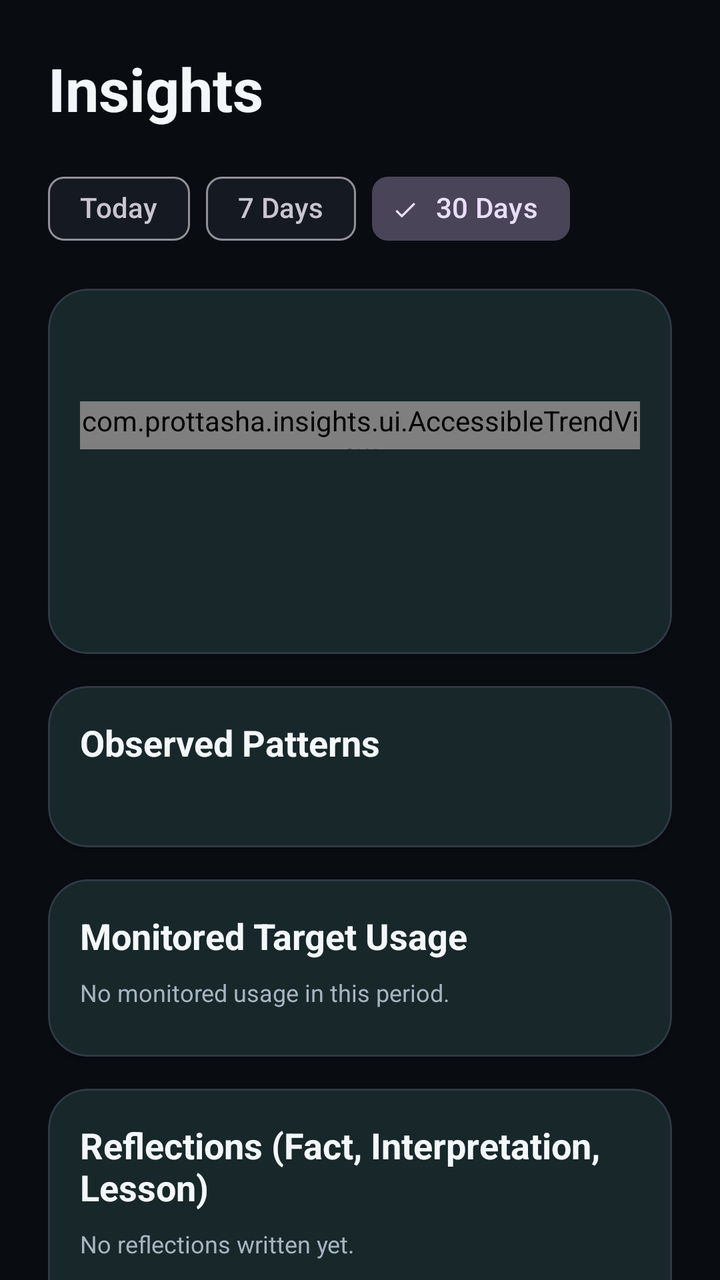
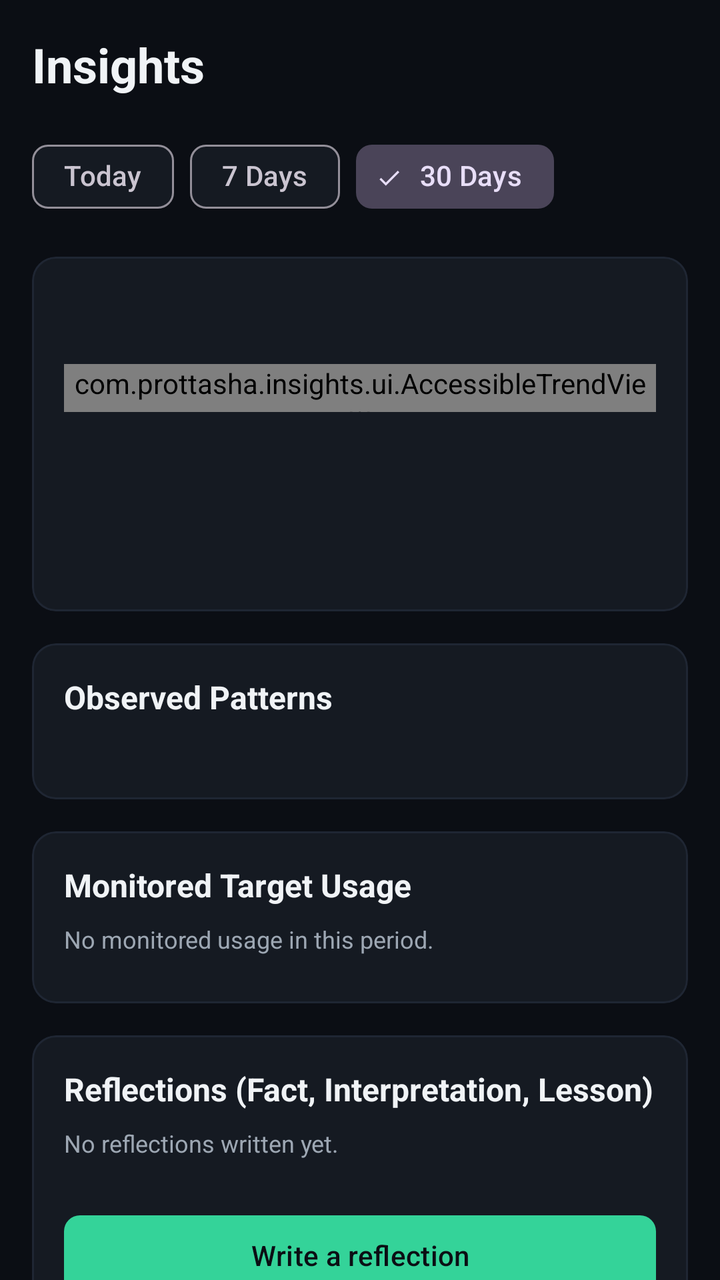

Two renders of the same Android screen: before a commit and after it. Below are the layout's source before the change and the commit's diff.
<!-- AndroidManifest.xml: application theme Theme.Prottasha -->
<!-- res/layout/fragment_insights.xml -->
<?xml version="1.0" encoding="utf-8"?>
<androidx.core.widget.NestedScrollView xmlns:android="http://schemas.android.com/apk/res/android"
    xmlns:app="http://schemas.android.com/apk/res-auto"
    android:id="@+id/insights_scroll"
    android:layout_width="match_parent"
    android:layout_height="match_parent"
    android:background="@color/color_background">

    <LinearLayout
        android:layout_width="match_parent"
        android:layout_height="wrap_content"
        android:orientation="vertical"
        android:padding="@dimen/spacing_large">

        
        <TextView
            android:layout_width="match_parent"
            android:layout_height="wrap_content"
            android:text="@string/insights_title"
            android:textColor="@color/color_text_primary"
            android:textSize="@dimen/text_display"
            android:textStyle="bold" />

        <com.google.android.material.chip.ChipGroup
            android:id="@+id/insights_range_group"
            android:layout_width="match_parent"
            android:layout_height="wrap_content"
            android:layout_marginTop="@dimen/spacing_medium"
            app:selectionRequired="true"
            app:singleSelection="true">

            <com.google.android.material.chip.Chip
                android:id="@+id/chip_today"
                style="@style/Widget.Material3.Chip.Filter"
                android:layout_width="wrap_content"
                android:layout_height="wrap_content"
                android:text="Today" />

            <com.google.android.material.chip.Chip
                android:id="@+id/chip_week"
                style="@style/Widget.Material3.Chip.Filter"
                android:layout_width="wrap_content"
                android:layout_height="wrap_content"
                android:text="7 Days" />

            <com.google.android.material.chip.Chip
                android:id="@+id/chip_month"
                style="@style/Widget.Material3.Chip.Filter"
                android:layout_width="wrap_content"
                android:layout_height="wrap_content"
                android:checked="true"
                android:text="30 Days" />
        </com.google.android.material.chip.ChipGroup>

        
        <com.google.android.material.card.MaterialCardView
            style="@style/Widget.Prottasha.Card"
            android:layout_width="match_parent"
            android:layout_height="wrap_content"
            android:layout_marginTop="@dimen/spacing_medium">

            <LinearLayout
                android:layout_width="match_parent"
                android:layout_height="wrap_content"
                android:orientation="vertical"
                android:padding="@dimen/spacing_medium">

                <TextView
                    android:id="@+id/insights_summary"
                    android:layout_width="match_parent"
                    android:layout_height="wrap_content"
                    android:textColor="@color/color_text_primary"
                    android:textSize="@dimen/text_title"
                    android:textStyle="bold" />

                <com.prottasha.insights.ui.AccessibleTrendView
                    android:id="@+id/insights_trend"
                    android:layout_width="match_parent"
                    android:layout_height="24dp"
                    android:layout_marginTop="@dimen/spacing_medium" />

                <TextView
                    android:id="@+id/insights_sample"
                    android:layout_width="match_parent"
                    android:layout_height="wrap_content"
                    android:layout_marginTop="@dimen/spacing_small"
                    android:textColor="@color/color_text_secondary"
                    android:textSize="@dimen/text_caption" />

                
                <TextView
                    android:id="@+id/insights_text_breakdown"
                    android:layout_width="match_parent"
                    android:layout_height="wrap_content"
                    android:layout_marginTop="@dimen/spacing_medium"
                    android:lineSpacingExtra="4dp"
                    android:textColor="@color/color_text_secondary"
                    android:textSize="@dimen/text_caption" />

                
                <TextView
                    android:id="@+id/insights_usage_overview"
                    android:layout_width="match_parent"
                    android:layout_height="wrap_content"
                    android:layout_marginTop="@dimen/spacing_small"
                    android:textColor="@color/color_text_primary"
                    android:textSize="@dimen/text_body" />

            </LinearLayout>
        </com.google.android.material.card.MaterialCardView>

        
        <com.google.android.material.card.MaterialCardView
            android:id="@+id/insights_patterns_card"
            style="@style/Widget.Prottasha.Card"
            android:layout_width="match_parent"
            android:layout_height="wrap_content"
            android:layout_marginTop="@dimen/spacing_medium">

            <LinearLayout
                android:layout_width="match_parent"
                android:layout_height="wrap_content"
                android:orientation="vertical"
                android:padding="@dimen/spacing_medium">

                <TextView
                    android:layout_width="wrap_content"
                    android:layout_height="wrap_content"
                    android:text="Observed Patterns"
                    android:textColor="@color/color_text_primary"
                    android:textSize="@dimen/text_title"
                    android:textStyle="bold" />

                <TextView
                    android:id="@+id/insights_pattern_text"
                    android:layout_width="match_parent"
                    android:layout_height="wrap_content"
                    android:layout_marginTop="@dimen/spacing_small"
                    android:textColor="@color/color_text_secondary"
                    android:textSize="@dimen/text_caption" />

            </LinearLayout>
        </com.google.android.material.card.MaterialCardView>

        
        <com.google.android.material.card.MaterialCardView
            style="@style/Widget.Prottasha.Card"
            android:layout_width="match_parent"
            android:layout_height="wrap_content"
            android:layout_marginTop="@dimen/spacing_medium">

            <LinearLayout
                android:layout_width="match_parent"
                android:layout_height="wrap_content"
                android:orientation="vertical"
                android:padding="@dimen/spacing_medium">

                <TextView
                    android:layout_width="wrap_content"
                    android:layout_height="wrap_content"
                    android:text="Monitored Target Usage"
                    android:textColor="@color/color_text_primary"
                    android:textSize="@dimen/text_title"
                    android:textStyle="bold" />

                <TextView
                    android:id="@+id/insights_targets_empty"
                    android:layout_width="match_parent"
                    android:layout_height="wrap_content"
                    android:layout_marginTop="@dimen/spacing_small"
                    android:text="No monitored usage in this period."
                    android:textColor="@color/color_text_secondary"
                    android:textSize="@dimen/text_caption" />

                <androidx.recyclerview.widget.RecyclerView
                    android:id="@+id/insights_targets_recycler"
                    android:layout_width="match_parent"
                    android:layout_height="wrap_content"
                    android:layout_marginTop="@dimen/spacing_small"
                    android:nestedScrollingEnabled="false" />

            </LinearLayout>
        </com.google.android.material.card.MaterialCardView>

        
        <com.google.android.material.card.MaterialCardView
            style="@style/Widget.Prottasha.Card"
            android:layout_width="match_parent"
            android:layout_height="wrap_content"
            android:layout_marginTop="@dimen/spacing_medium">

            <LinearLayout
                android:layout_width="match_parent"
                android:layout_height="wrap_content"
                android:orientation="vertical"
                android:padding="@dimen/spacing_medium">

                <TextView
                    android:layout_width="wrap_content"
                    android:layout_height="wrap_content"
                    android:text="Reflections (Fact, Interpretation, Lesson)"
                    android:textColor="@color/color_text_primary"
                    android:textSize="@dimen/text_title"
                    android:textStyle="bold" />

                <TextView
                    android:id="@+id/insights_reflections_empty"
                    android:layout_width="match_parent"
                    android:layout_height="wrap_content"
                    android:layout_marginTop="@dimen/spacing_small"
                    android:text="No reflections written yet."
                    android:textColor="@color/color_text_secondary"
                    android:textSize="@dimen/text_caption" />

                <androidx.recyclerview.widget.RecyclerView
                    android:id="@+id/insights_reflections_recycler"
                    android:layout_width="match_parent"
                    android:layout_height="wrap_content"
                    android:layout_marginTop="@dimen/spacing_small"
                    android:nestedScrollingEnabled="false" />

                <com.google.android.material.button.MaterialButton
                    android:id="@+id/insights_reflect"
                    style="@style/Widget.Prottasha.Button.Pill"
                    android:layout_width="match_parent"
                    android:layout_height="wrap_content"
                    android:layout_marginTop="@dimen/spacing_medium"
                    android:text="@string/insights_reflect" />

            </LinearLayout>
        </com.google.android.material.card.MaterialCardView>

        
        <com.google.android.material.card.MaterialCardView
            style="@style/Widget.Prottasha.Card"
            android:layout_width="match_parent"
            android:layout_height="wrap_content"
            android:layout_marginTop="@dimen/spacing_medium">

            <LinearLayout
                android:layout_width="match_parent"
                android:layout_height="wrap_content"
                android:orientation="vertical"
                android:padding="@dimen/spacing_medium">

                <TextView
                    android:layout_width="wrap_content"
                    android:layout_height="wrap_content"
                    android:text="Trigger &amp; Rebound Plans"
                    android:textColor="@color/color_text_primary"
                    android:textSize="@dimen/text_title"
                    android:textStyle="bold" />

                <TextView
                    android:layout_width="wrap_content"
                    android:layout_height="wrap_content"
                    android:layout_marginTop="2dp"
                    android:text="Implementation intentions: If [Cue] → Then [Plan]"
                    android:textColor="@color/color_text_secondary"
                    android:textSize="@dimen/text_caption" />

                <TextView
                    android:id="@+id/insights_triggers_empty"
                    android:layout_width="match_parent"
                    android:layout_height="wrap_content"
                    android:layout_marginTop="@dimen/spacing_small"
                    android:text="No trigger plans configured yet."
                    android:textColor="@color/color_text_secondary"
                    android:textSize="@dimen/text_caption" />

                <androidx.recyclerview.widget.RecyclerView
                    android:id="@+id/insights_triggers_recycler"
                    android:layout_width="match_parent"
                    android:layout_height="wrap_content"
                    android:layout_marginTop="@dimen/spacing_small"
                    android:nestedScrollingEnabled="false" />

                <com.google.android.material.button.MaterialButton
                    android:id="@+id/insights_add_trigger"
                    style="@style/Widget.Material3.Button.OutlinedButton"
                    android:layout_width="match_parent"
                    android:layout_height="wrap_content"
                    android:layout_marginTop="@dimen/spacing_medium"
                    android:text="Add Trigger Plan"
                    android:textColor="@color/color_hope" />

            </LinearLayout>
        </com.google.android.material.card.MaterialCardView>

        
        <com.google.android.material.card.MaterialCardView
            style="@style/Widget.Prottasha.Card"
            android:layout_width="match_parent"
            android:layout_height="wrap_content"
            android:layout_marginTop="@dimen/spacing_medium">

            <LinearLayout
                android:layout_width="match_parent"
                android:layout_height="wrap_content"
                android:orientation="vertical"
                android:padding="@dimen/spacing_medium">

                <TextView
                    android:layout_width="wrap_content"
                    android:layout_height="wrap_content"
                    android:text="Success Memory Bank"
                    android:textColor="@color/color_text_primary"
                    android:textSize="@dimen/text_title"
                    android:textStyle="bold" />

                <TextView
                    android:layout_width="wrap_content"
                    android:layout_height="wrap_content"
                    android:layout_marginTop="2dp"
                    android:text="Psycho-Cybernetics: anchor real past moments of calm and self-control."
                    android:textColor="@color/color_text_secondary"
                    android:textSize="@dimen/text_caption" />

                <TextView
                    android:id="@+id/insights_memories_empty"
                    android:layout_width="match_parent"
                    android:layout_height="wrap_content"
                    android:layout_marginTop="@dimen/spacing_small"
                    android:text="No success memories stored yet."
                    android:textColor="@color/color_text_secondary"
                    android:textSize="@dimen/text_caption" />

                <androidx.recyclerview.widget.RecyclerView
                    android:id="@+id/insights_memories_recycler"
                    android:layout_width="match_parent"
                    android:layout_height="wrap_content"
                    android:layout_marginTop="@dimen/spacing_small"
                    android:nestedScrollingEnabled="false" />

                <com.google.android.material.button.MaterialButton
                    android:id="@+id/insights_add_memory"
                    style="@style/Widget.Material3.Button.OutlinedButton"
                    android:layout_width="match_parent"
                    android:layout_height="wrap_content"
                    android:layout_marginTop="@dimen/spacing_medium"
                    android:text="Add Success Memory"
                    android:textColor="@color/color_identity" />

            </LinearLayout>
        </com.google.android.material.card.MaterialCardView>

        
        <com.google.android.material.card.MaterialCardView
            style="@style/Widget.Prottasha.Card"
            android:layout_width="match_parent"
            android:layout_height="wrap_content"
            android:layout_marginTop="@dimen/spacing_medium">

            <LinearLayout
                android:layout_width="match_parent"
                android:layout_height="wrap_content"
                android:orientation="vertical"
                android:padding="@dimen/spacing_medium">

                <TextView
                    android:layout_width="wrap_content"
                    android:layout_height="wrap_content"
                    android:text="Future-Self Mental Rehearsal"
                    android:textColor="@color/color_text_primary"
                    android:textSize="@dimen/text_title"
                    android:textStyle="bold" />

                <TextView
                    android:id="@+id/insights_rehearsal_status"
                    android:layout_width="match_parent"
                    android:layout_height="wrap_content"
                    android:layout_marginTop="@dimen/spacing_small"
                    android:text="Rehearse handling high-friction moments with calm course-correction."
                    android:textColor="@color/color_text_secondary"
                    android:textSize="@dimen/text_caption" />

                <com.google.android.material.button.MaterialButton
                    android:id="@+id/insights_rehearsal"
                    style="@style/Widget.Prottasha.Button.Pill"
                    android:layout_width="match_parent"
                    android:layout_height="wrap_content"
                    android:layout_marginTop="@dimen/spacing_medium"
                    android:text="Start Mental Rehearsal" />

            </LinearLayout>
        </com.google.android.material.card.MaterialCardView>

        
        <com.google.android.material.button.MaterialButton
            android:id="@+id/insights_methodology"
            style="@style/Widget.Material3.Button.TextButton"
            android:layout_width="wrap_content"
            android:layout_height="wrap_content"
            android:layout_marginTop="@dimen/spacing_medium"
            android:text="@string/insights_methodology" />

    </LinearLayout>
</androidx.core.widget.NestedScrollView>
<!-- resources referenced by this layout -->
<resources>
  <color name="color_background">#090C11</color>
  <color name="color_hope">#34D399</color>
  <color name="color_identity">#7C8DFF</color>
  <color name="color_text_primary">#F4F7FA</color>
  <color name="color_text_secondary">#A9B3C0</color>
  <dimen name="spacing_large">24dp</dimen>
  <dimen name="spacing_medium">16dp</dimen>
  <dimen name="spacing_small">8dp</dimen>
  <dimen name="text_body">16sp</dimen>
  <dimen name="text_caption">12sp</dimen>
  <dimen name="text_display">30sp</dimen>
  <dimen name="text_title">18sp</dimen>
  <string name="insights_methodology">How these numbers work</string>
  <string name="insights_reflect">Write a reflection</string>
  <string name="insights_title">Insights</string>
  <style name="Widget.Prottasha.Button.Pill" parent="Widget.Material3.Button">
          <item name="android:textColor">@color/color_on_hope</item>
          <item name="cornerRadius">@dimen/pill_button_radius</item>
          <item name="backgroundTint">@color/color_hope</item>
      </style>
  <style name="Widget.Prottasha.Card" parent="Widget.Material3.CardView.Filled">
          <item name="cardBackgroundColor">@color/color_surface_card</item>
          <item name="cardCornerRadius">@dimen/card_corner_radius</item>
          <item name="cardElevation">@dimen/card_elevation</item>
          <item name="strokeColor">@color/color_border_subtle</item>
          <item name="strokeWidth">1dp</item>
      </style>
  <style name="Theme.Prottasha" parent="Theme.Material3.Dark.NoActionBar">
          <item name="android:windowBackground">@color/color_background</item>
          <item name="android:colorBackground">@color/color_background</item>
          <item name="colorSurface">@color/color_surface</item>
          <item name="colorSurfaceVariant">@color/color_surface_raised</item>
          <item name="colorPrimary">@color/color_hope</item>
          <item name="colorOnPrimary">@color/color_on_hope</item>
          <item name="colorSecondary">@color/color_identity</item>
          <item name="colorOnSecondary">@color/color_on_identity</item>
          <item name="colorError">@color/color_crisis</item>
          <item name="colorOnError">@color/color_on_crisis</item>
          <item name="android:textColorPrimary">@color/color_text_primary</item>
          <item name="android:textColorSecondary">@color/color_text_secondary</item>
          <item name="android:navigationBarColor">@color/color_background</item>
          <item name="android:statusBarColor">@color/color_background</item>
          <item name="android:windowLightStatusBar">false</item>
      </style>
  <color name="color_on_hope">#090C11</color>
  <dimen name="pill_button_radius">28dp</dimen>
  <color name="color_surface_card">@color/color_surface</color>
  <dimen name="card_corner_radius">20dp</dimen>
  <dimen name="card_elevation">2dp</dimen>
  <color name="color_border_subtle">@color/color_border</color>
  <color name="color_surface">#151A22</color>
  <color name="color_surface_raised">#202833</color>
  <color name="color_on_identity">#090C11</color>
  <color name="color_crisis">#F87171</color>
  <color name="color_on_crisis">#090C11</color>
  <color name="color_border">#303946</color>
</resources>

<!-- the commit's change to res/layout/fragment_insights.xml (unified diff, before → after) -->
@@ -10,7 +10,7 @@
         android:layout_width="match_parent"
         android:layout_height="wrap_content"
         android:orientation="vertical"
-        android:padding="@dimen/spacing_large">
+        android:padding="@dimen/spacing_medium">
 
         
         <TextView
<!-- resource entries referenced after the edit -->
@@ -1,17 +1,16 @@
 <!-- resources referenced by this layout -->
 <resources>
-  <color name="color_background">#090C11</color>
+  <color name="color_background">#0B0E14</color>
   <color name="color_hope">#34D399</color>
   <color name="color_identity">#7C8DFF</color>
-  <color name="color_text_primary">#F4F7FA</color>
-  <color name="color_text_secondary">#A9B3C0</color>
-  <dimen name="spacing_large">24dp</dimen>
+  <color name="color_text_primary">#F0F3F6</color>
+  <color name="color_text_secondary">#9DA7B3</color>
   <dimen name="spacing_medium">16dp</dimen>
   <dimen name="spacing_small">8dp</dimen>
-  <dimen name="text_body">16sp</dimen>
+  <dimen name="text_body">14sp</dimen>
   <dimen name="text_caption">12sp</dimen>
-  <dimen name="text_display">30sp</dimen>
-  <dimen name="text_title">18sp</dimen>
+  <dimen name="text_display">24sp</dimen>
+  <dimen name="text_title">16sp</dimen>
   <string name="insights_methodology">How these numbers work</string>
   <string name="insights_reflect">Write a reflection</string>
   <string name="insights_title">Insights</string>
@@ -44,17 +43,16 @@
           <item name="android:statusBarColor">@color/color_background</item>
           <item name="android:windowLightStatusBar">false</item>
       </style>
-  <color name="color_on_hope">#090C11</color>
-  <dimen name="pill_button_radius">28dp</dimen>
+  <color name="color_on_hope">#0B0E14</color>
+  <dimen name="pill_button_radius">8dp</dimen>
   <color name="color_surface_card">@color/color_surface</color>
-  <dimen name="card_corner_radius">20dp</dimen>
-  <dimen name="card_elevation">2dp</dimen>
-  <color name="color_border_subtle">@color/color_border</color>
+  <dimen name="card_corner_radius">12dp</dimen>
+  <dimen name="card_elevation">0dp</dimen>
+  <color name="color_border_subtle">#1F2633</color>
   <color name="color_surface">#151A22</color>
-  <color name="color_surface_raised">#202833</color>
-  <color name="color_on_identity">#090C11</color>
+  <color name="color_surface_raised">#1C232D</color>
+  <color name="color_on_identity">#0B0E14</color>
   <color name="color_crisis">#F87171</color>
-  <color name="color_on_crisis">#090C11</color>
-  <color name="color_border">#303946</color>
+  <color name="color_on_crisis">#0B0E14</color>
 </resources>
 
